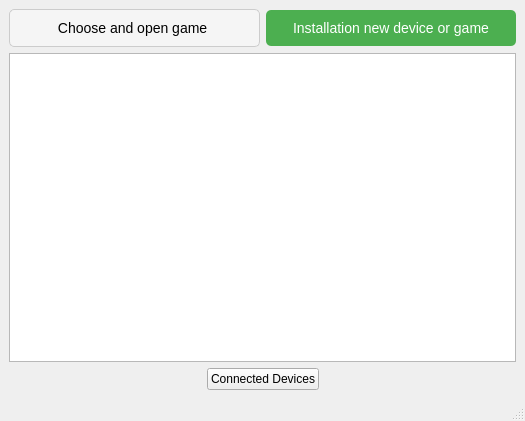
F3lixxx/vr_start, file QT_Choose_Game/mainwindow.ui: the form before one commit.
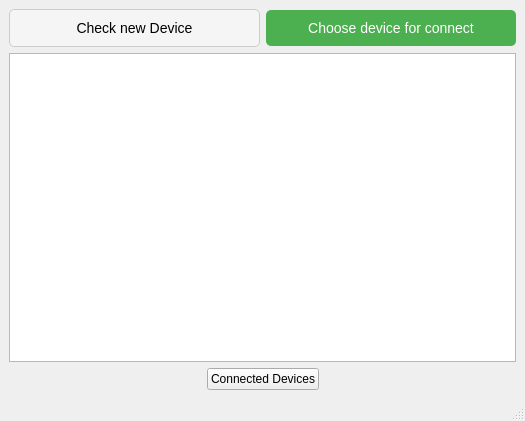
The form after the commit.

The edit to the form file:
```diff
--- a/QT_Choose_Game/mainwindow.ui
+++ b/QT_Choose_Game/mainwindow.ui
@@ -49,7 +49,7 @@
 }</string>
       </property>
       <property name="text">
-       <string>Installation new device or game</string>
+       <string>Choose device for connect</string>
       </property>
      </widget>
     </item>
@@ -70,7 +70,7 @@
 }</string>
       </property>
       <property name="text">
-       <string>Choose and open game </string>
+       <string>Check new Device</string>
       </property>
      </widget>
     </item>
```
Left out of the diff: 6 changed lines with no effect on the pictures.
